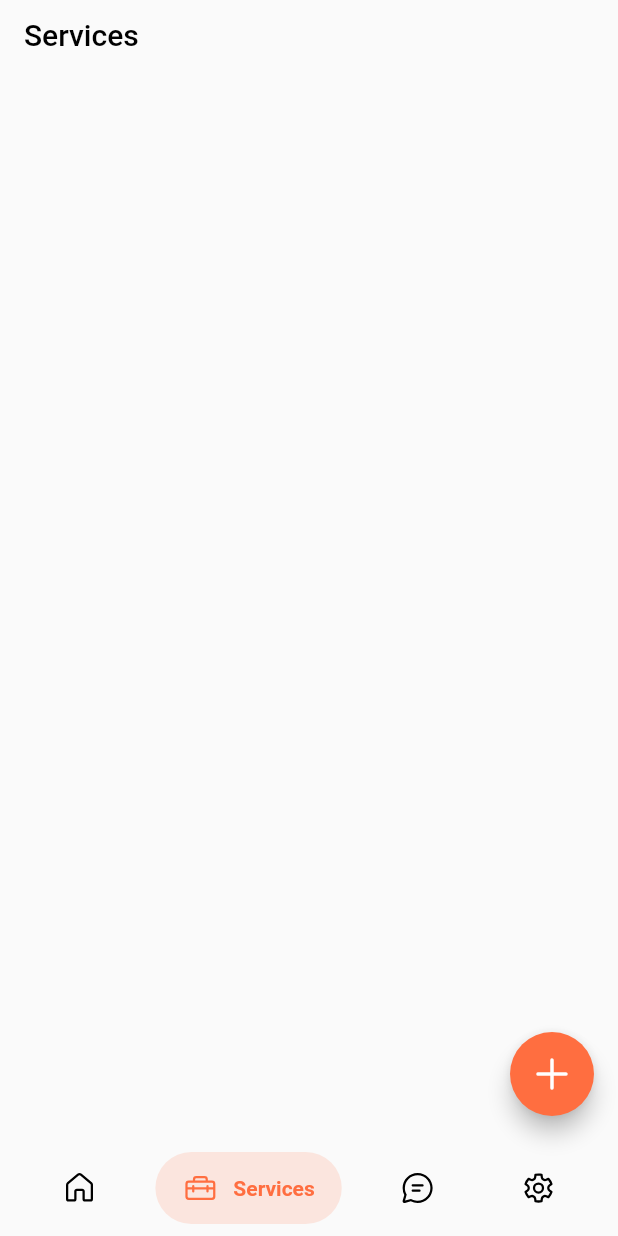
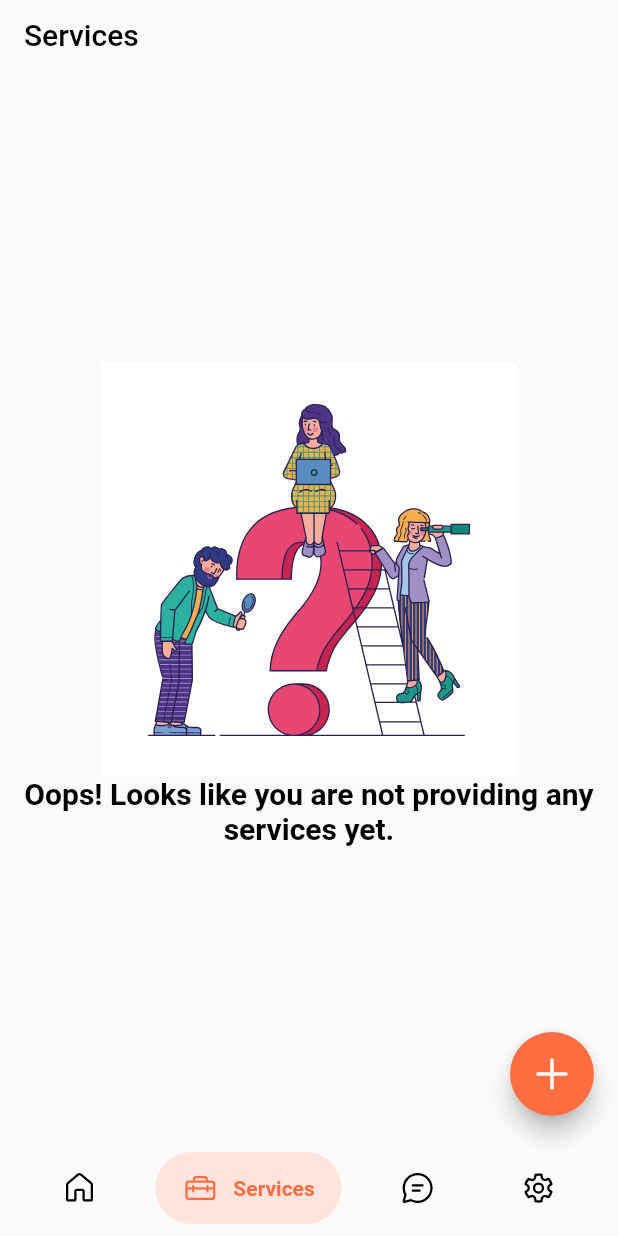
Before and after one commit to lakshya46jain/h4y-partner, a Flutter app: the screen it shows once a user with an empty profile is signed in, item 2 of the bottom bar chosen, on a phone screen of 412 x 824 dp. Run offline on Flutter 3.47's test engine with Material 2 defaults, Android fonts, the phone set to English and light mode, and no system bars; drawn by our look-alikes of google_nav_bar; our stand-ins replace cached_network_image, cloud_firestore, firebase_auth, firebase_core, firebase_storage, fluentui_system_icons and 7 more; missing offline and left inert: international_phone_input, rate_my_app; accounts and stored records are empty; project files that could hold a hidden picture were left out.

Commit message:
Enhanced UI

```diff
--- a/lib/main.dart
+++ b/lib/main.dart
@@ -4,6 +4,7 @@ import 'package:flutter/services.dart';
 // Dependency Imports
 import 'package:provider/provider.dart';
 import 'package:rate_my_app/rate_my_app.dart';
+import 'package:flutter_svg/flutter_svg.dart';
 import 'package:firebase_core/firebase_core.dart';
 // File Imports
 import 'package:h4y_partner/services/auth.dart';
@@ -84,9 +85,12 @@ class _MyAppState extends State<MyApp> {
       builder: (context, snapshot) {
         // Check for errors
         if (snapshot.hasError) {
-          return Container(
+          return SizedBox(
+            width: MediaQuery.of(context).size.width,
             child: Center(
-              child: Text("Error"),
+              child: SvgPicture.asset(
+                "assets/graphics/Help4You_Illustration_5.svg",
+              ),
             ),
           );
         }
@@ -106,7 +110,9 @@ class _MyAppState extends State<MyApp> {
         // Initialization
         return Container(
           child: Center(
-            child: Text("Initializing"),
+            child: CircularProgressIndicator(
+              color: Colors.deepOrangeAccent,
+            ),
           ),
         );
       },
--- a/lib/screens/services_screen/body.dart
+++ b/lib/screens/services_screen/body.dart
@@ -2,6 +2,7 @@
 import 'package:flutter/material.dart';
 // Dependency Imports
 import 'package:provider/provider.dart';
+import 'package:flutter_svg/flutter_svg.dart';
 // File Imports
 import 'package:h4y_partner/models/user_model.dart';
 import 'package:h4y_partner/services/database.dart';
@@ -18,6 +19,29 @@ class Body extends StatelessWidget {
       stream: DatabaseService(uid: user.uid).serviceData,
       builder: (context, snapshot) {
         List<Help4YouServices> services = snapshot.data;
+        if (services.length == 0) {
+          return Column(
+            mainAxisAlignment: MainAxisAlignment.center,
+            crossAxisAlignment: CrossAxisAlignment.center,
+            children: [
+              SizedBox(
+                height: MediaQuery.of(context).size.height / (1792 / 600),
+                child: SvgPicture.asset(
+                  "assets/graphics/Help4You_Illustration_6.svg",
+                ),
+              ),
+              Text(
+                "Oops! Looks like you are not providing any services yet.",
+                style: TextStyle(
+                  color: Colors.black,
+                  fontSize: 20.0,
+                  fontWeight: FontWeight.bold,
+                ),
+                textAlign: TextAlign.center,
+              ),
+            ],
+          );
+        } else {
           return ListView.builder(
             itemCount: services.length,
             itemBuilder: (context, index) {
@@ -30,6 +54,7 @@ class Body extends StatelessWidget {
               );
             },
           );
+        }
       },
     );
   }
--- a/pubspec.yaml
+++ b/pubspec.yaml
@@ -91,6 +91,8 @@ flutter:
     - assets/graphics/Help4You_Illustration_1.svg
     - assets/graphics/Help4You_Illustration_3.svg
     - assets/graphics/Help4You_Illustration_4.svg
+    - assets/graphics/Help4You_Illustration_5.svg
+    - assets/graphics/Help4You_Illustration_6.svg
     # Images
     - assets/images/banners/Help4You_Banner.png
     - assets/images/launcher_icons/H4Y_Partner_AppIcon.png
```
Also changed, not shown: assets/graphics/Help4You_Illustration_5.svg (added), assets/graphics/Help4You_Illustration_6.svg (added). Lines whose indentation alone changed are shown as unchanged.
